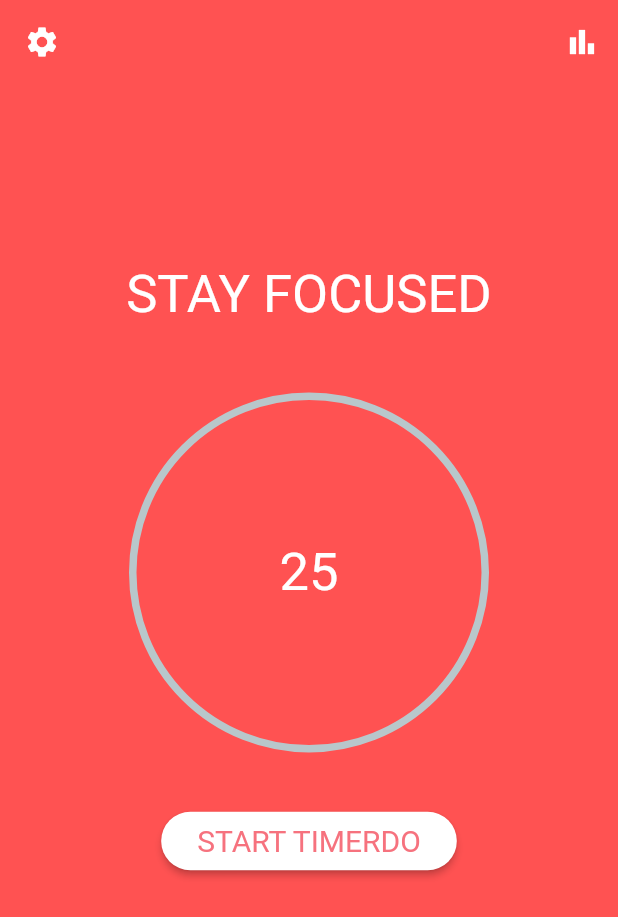
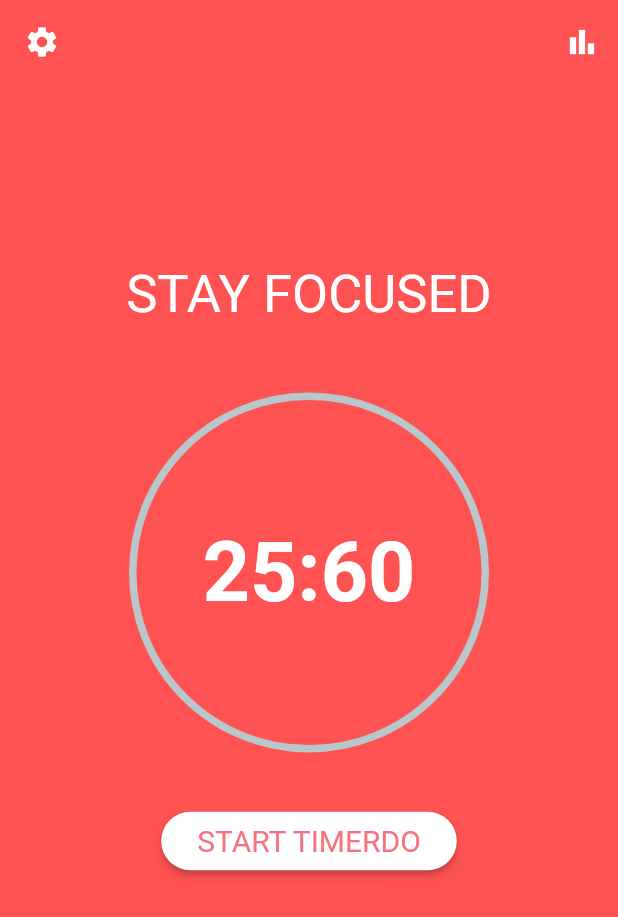
Before and after one commit to Aburafik/TimerDo, a Flutter app: the Home screen opened directly, on a phone screen of 412 x 824 dp. Shown: the top 917 px of the screen. Run offline on Flutter 3.47's test engine with Material 2 defaults, Android fonts, the phone set to English and light mode, and no system bars; drawn by our look-alikes of percent_indicator.

```diff
--- a/lib/ui/home.dart
+++ b/lib/ui/home.dart
@@ -13,13 +13,16 @@ class Home extends StatefulWidget {
 
 class _HomeState extends State<Home> {
   Timer? _timer;
-  int _start = 25;
+  int _start = 60;
+  bool isTimerStarted = false;
+  int minutesHand = 25;
   double counter = 0.0;
   void startTimer() {
     const oneSec = const Duration(seconds: 1);
     _timer = Timer.periodic(
       oneSec,
       (Timer timer) {
+        do {
           if (_start == 0) {
             setState(() {
               timer.cancel();
@@ -30,6 +33,25 @@ class _HomeState extends State<Home> {
               counter += 0.01;
             });
           }
+        } while (minutesHand != 0);
+        // while (minutesHand != 0) {
+        //   setState(() {
+        //     _start--;
+        //     counter += 0.01;
+        //   });
+        // }
+        // if (_start == 0) {
+        //   setState(() {
+        //     timer.cancel();
+        //   });
+
+        // } else {
+        //   setState(() {
+        //     _start--;
+        //     counter += 0.01;
+        //   });
+
+        // }
       },
     );
   }
@@ -70,7 +92,13 @@ class _HomeState extends State<Home> {
                 radius: 120.0,
                 lineWidth: 5.0,
                 percent: counter,
-                center: Text("$_start"),
+                center: Text(
+                  "$minutesHand:$_start",
+                  style: Theme.of(context)
+                      .textTheme
+                      .bodyText2!
+                      .copyWith(fontSize: 55, fontWeight: FontWeight.bold),
+                ),
                 progressColor: ColorTheme.whiteColor,
               ),
             ),
@@ -85,19 +113,22 @@ class _HomeState extends State<Home> {
                 color: ColorTheme.whiteColor,
                 onPressed: () {
                   startTimer();
+                  setState(() {
+                    isTimerStarted = !isTimerStarted;
+                  });
                 },
                 child: Padding(
                   padding: const EdgeInsets.all(8.0),
                   child: Text(
-                    "START TIMERDO",
+                    isTimerStarted ? "STOP TIMERDO" : "START TIMERDO",
                     style: Theme.of(context).textTheme.bodyText2!.copyWith(
                         color: ColorTheme.buttonTextColor, fontSize: 20),
                   ),
                 ),
               ),
             ),
-            Spacer(),
-            Spacer()
+            const Spacer(),
+            const Spacer()
           ],
         ),
       ),
```
Lines whose indentation alone changed are shown as unchanged.
